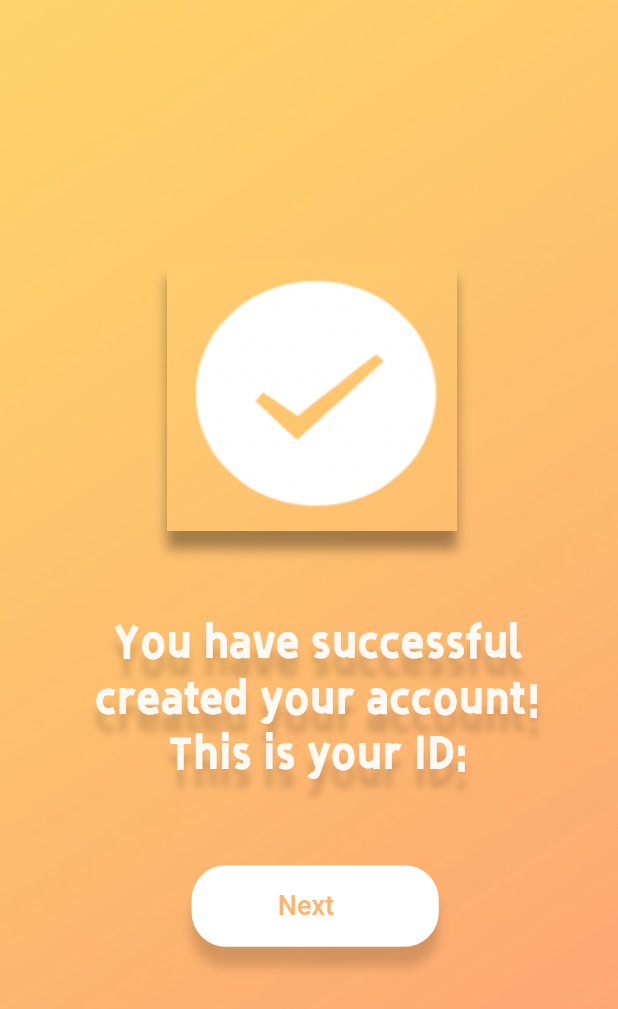
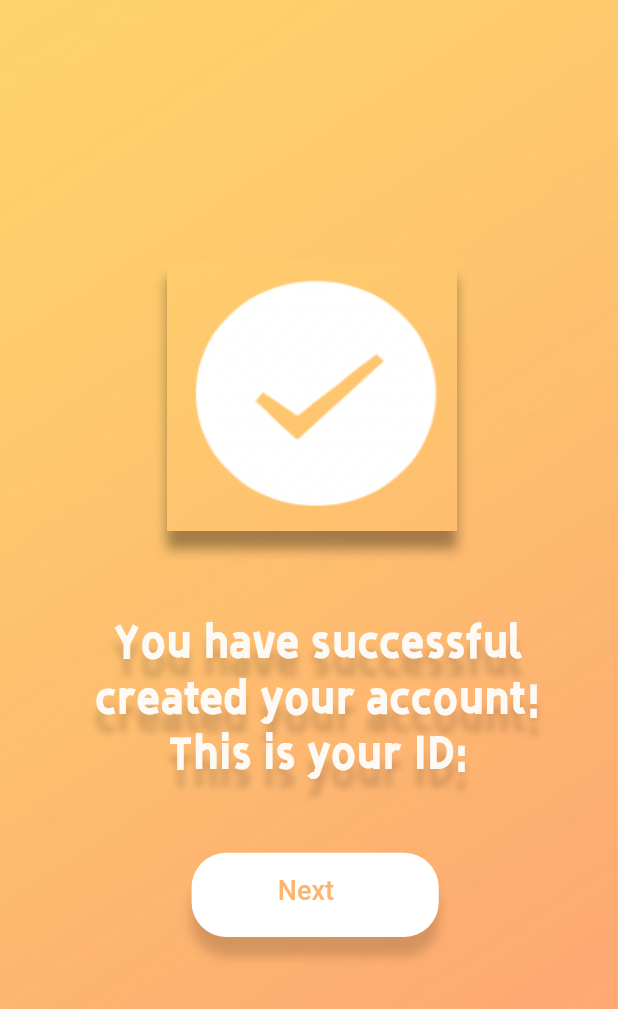
Before and after one commit to 12138mICHAEL1111/AID, a Flutter app: the Createdsuccessfullypage screen opened directly, on a phone screen of 412 x 824 dp. Shown: the top 1009 px of the screen. Run offline on Flutter 3.47's test engine with Material 2 defaults, Android fonts, the phone set to English and light mode, and no system bars; our stand-ins replace date_format, dio, flutter_local_notifications, flutter_svg, fluttertoast, shared_preferences; missing offline and left inert: adobe_xd, flutter_screen_adapter; accounts and stored records are empty.

Commit message:
Fix next button position

```diff
--- a/flutter_project/lib/pages/Createdsuccessfullypage.dart
+++ b/flutter_project/lib/pages/Createdsuccessfullypage.dart
@@ -120,7 +120,7 @@
           Transform.translate(
             // offset: Offset(134.0, 649.0),
             offset: Offset(MediaQuery.of(context).size.width * 0.31,
-                MediaQuery.of(context).size.height * 0.7),
+                MediaQuery.of(context).size.height * 0.69),
             child: PageLink(
               links: [
                 PageLinkInfo(
@@ -134,7 +134,7 @@
                 // width: 171.0,
                 // height: 62.0,
                 width: MediaQuery.of(context).size.width * 0.4,
-                height: MediaQuery.of(context).size.height * 0.066,
+                height: MediaQuery.of(context).size.height * 0.068,
                 decoration: BoxDecoration(
                   borderRadius: BorderRadius.circular(23.0),
                   color: const Color(0xffffffff),
@@ -152,9 +152,10 @@
           Transform.translate(
             // offset: Offset(141.8, 654.0),
             offset: Offset(MediaQuery.of(context).size.width * 0.33,
-                MediaQuery.of(context).size.height * 0.7029),
+                MediaQuery.of(context).size.height * 0.705),
             child: SizedBox(
               width: MediaQuery.of(context).size.width * 0.33,
+              height: MediaQuery.of(context).size.height * 0.03,
               child: FlatButton(
                 child: Text(
                   "Next",
```
